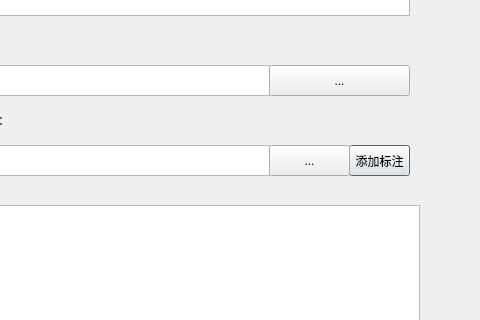
yuqj1991/annoLabel, file SmartLabel/configannodialog.ui: the form before one commit; both pictures show x 161 to 641 and y 85 to 405 of the 641 by 611 pixel window.
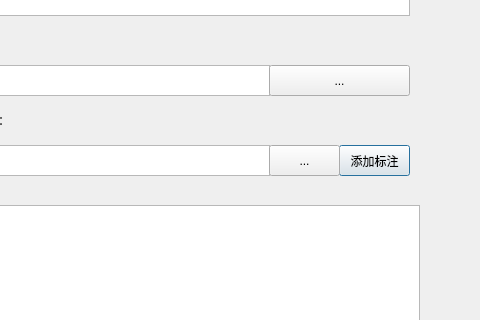
The form after the commit.

Diff of the .ui file:
```diff
--- a/SmartLabel/configannodialog.ui
+++ b/SmartLabel/configannodialog.ui
@@ -85,12 +85,17 @@
   <widget class="QPushButton" name="custum_task_Button">
    <property name="geometry">
     <rect>
-     <x>510</x>
+     <x>500</x>
      <y>230</y>
-     <width>61</width>
+     <width>71</width>
      <height>31</height>
     </rect>
    </property>
+   <property name="font">
+    <font>
+     <family>Times New Roman</family>
+    </font>
+   </property>
    <property name="text">
     <string>添加标注</string>
    </property>
@@ -123,7 +128,7 @@
     <rect>
      <x>430</x>
      <y>230</y>
-     <width>81</width>
+     <width>71</width>
      <height>31</height>
     </rect>
    </property>
```
Left out of the diff: 33 changed lines with no effect on the pictures.
